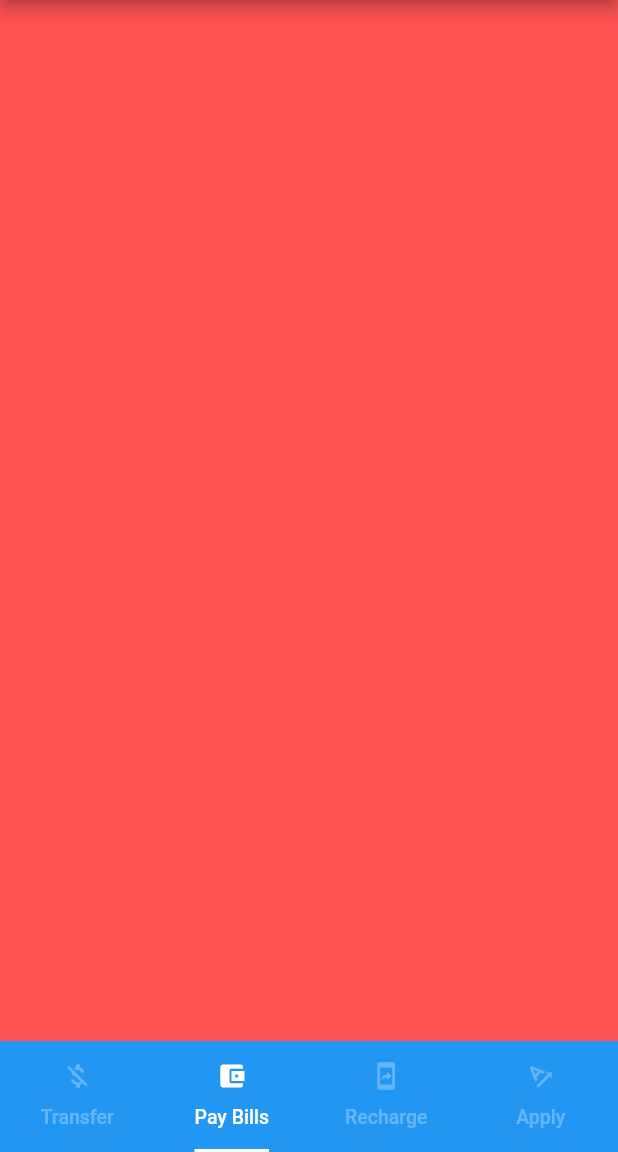
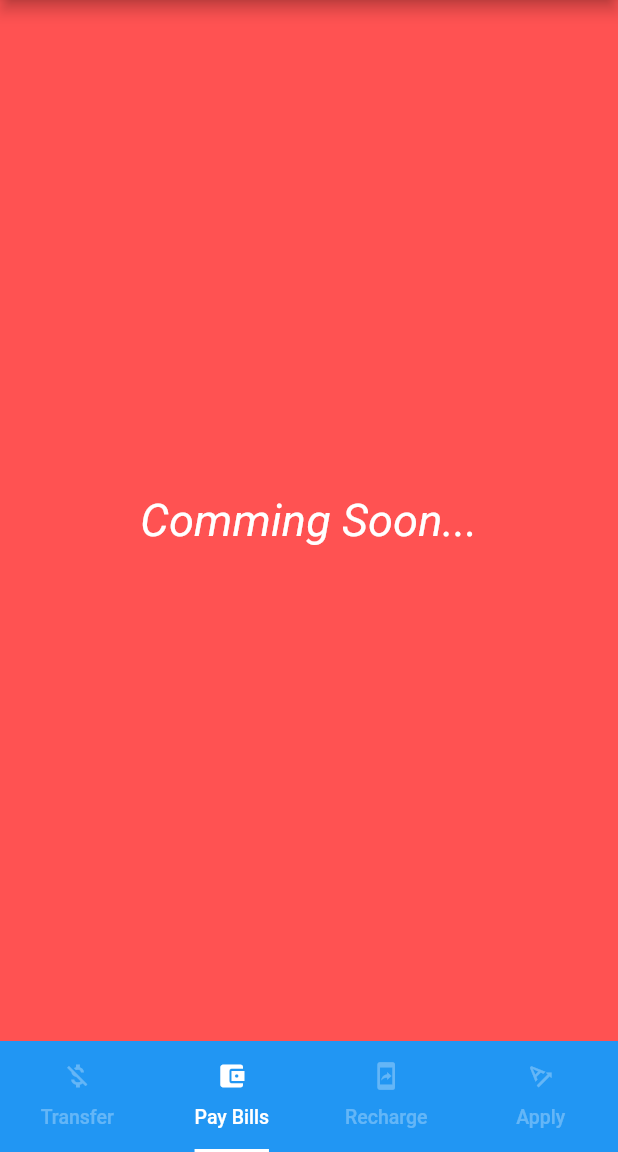
Before and after one commit to rizwan-dev/barclays-mobile-app, a Flutter app: the screen it shows after launch, item 2 of the bottom bar chosen, on a phone screen of 412 x 824 dp, the part 84-1236 px from its top. Run offline on Flutter 3.47's test engine with Material 2 defaults, Android fonts, the phone set to English and light mode, and no system bars.

Commit message:
Added text to other options

```diff
--- a/lib/main.dart
+++ b/lib/main.dart
@@ -54,7 +54,8 @@ class _MyHomePageState extends State<MyHomePage> {
         crossAxisSpacing: 8.0,
         mainAxisSpacing: 5.0,
         children: List.generate(20, (index) {
-          return Card(
+          return
+            Card(
             color: Colors.white12,
             child: Center(
               child: Column(
@@ -64,10 +65,6 @@ class _MyHomePageState extends State<MyHomePage> {
                   new Text("Account")
                 ],
               ),
-//              child: Padding(
-//                padding: const EdgeInsets.all(15.0),
-//                child: Text('Item $index'),
-//              ),
             ),
           );
         }),
@@ -75,12 +72,21 @@ class _MyHomePageState extends State<MyHomePage> {
     ),
     Container(
       color: Colors.redAccent,
+      child: Center(
+        child: Text("Comming Soon...", style: TextStyle(fontStyle: FontStyle.italic, color: Colors.white, fontSize: 30.0),)
+      ),
     ),
     Container(
       color: Colors.lightGreen,
+      child: Center(
+          child: Text("Comming Soon...", style: TextStyle(fontStyle: FontStyle.italic, color: Colors.white, fontSize: 30.0),)
+      ),
     ),
     Container(
       color: Colors.yellowAccent,
+      child: Center(
+          child: Text("Comming Soon...", style: TextStyle(fontStyle: FontStyle.italic, color: Colors.black87, fontSize: 30.0),)
+      ),
     )
   ];
 
```
